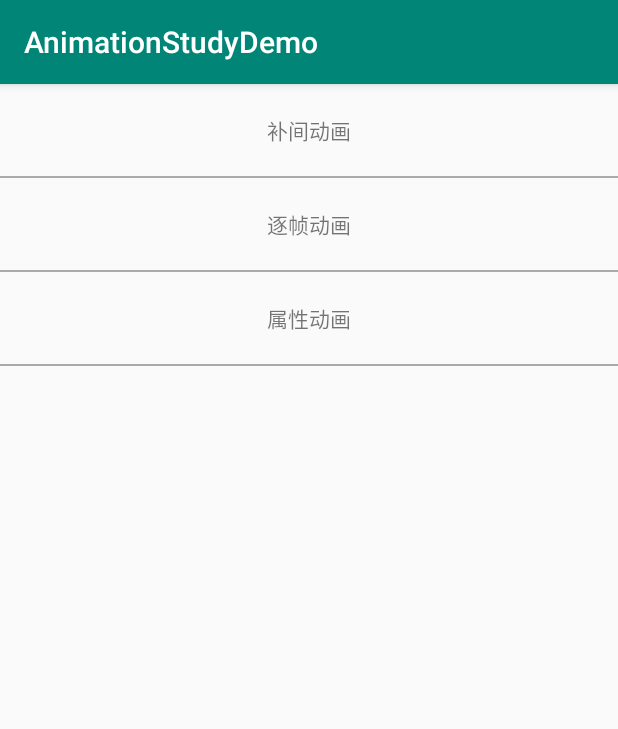
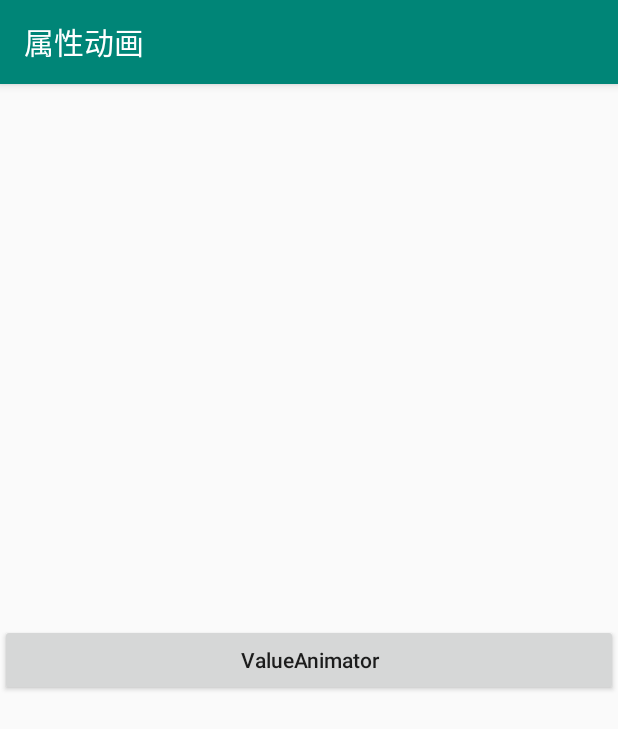
Before and after one commit to lsqmou/AnimationStudyDemo, an Android app: the screen it shows after launch (MainActivity before the commit, PropertyActivity after it), after a tap on "属性动画", on a phone screen of 412 x 824 dp. Shown: the top 729 px of the screen. Run offline under Robolectric (Android 15) with nearby library versions, the phone set to English and light mode, and no system bars.

```diff
--- a/app/src/main/java/com/lmoumou/animationstudydemo/MainActivity.kt
+++ b/app/src/main/java/com/lmoumou/animationstudydemo/MainActivity.kt
@@ -8,6 +8,7 @@ import androidx.appcompat.app.AppCompatActivity
 import androidx.recyclerview.widget.LinearLayoutManager
 import androidx.recyclerview.widget.RecyclerView
 import com.lmoumou.frame.FrameAnimationActivity
+import com.lmoumou.property.PropertyActivity
 import com.lmoumou.tween.TweenAnimationActivity
 import kotlinx.android.synthetic.main.activity_main.*
 import kotlinx.android.synthetic.main.item_main.view.*
@@ -53,7 +54,7 @@ class MainActivity : AppCompatActivity() {
                         FrameAnimationActivity.startThis(this@MainActivity)
                     }
                     2 -> {
-
+                        PropertyActivity.startThis(this@MainActivity)
                     }
                 }
             }
--- /dev/null
+++ b/app/src/main/java/com/lmoumou/property/PropertyActivity.kt
@@ -0,0 +1,31 @@
+package com.lmoumou.property
+
+import android.content.Context
+import android.content.Intent
+import android.os.Bundle
+import androidx.appcompat.app.AppCompatActivity
+import com.lmoumou.animationstudydemo.R
+import kotlinx.android.synthetic.main.activity_proper.*
+
+/**
+ * 作者：Lmoumou
+ * 时间：2019/4/29 14:09
+ */
+class PropertyActivity : AppCompatActivity() {
+
+    companion object {
+        fun startThis(mContext: Context) {
+            val intent = Intent(mContext.applicationContext, PropertyActivity::class.java)
+            mContext.startActivity(intent)
+        }
+    }
+
+    override fun onCreate(savedInstanceState: Bundle?) {
+        super.onCreate(savedInstanceState)
+        setContentView(R.layout.activity_proper)
+
+        btValue.setOnClickListener {
+            ValueAnimatorActivity.startThis(this)
+        }
+    }
+}
--- /dev/null
+++ b/app/src/main/res/layout/activity_proper.xml
@@ -0,0 +1,15 @@
+<?xml version="1.0" encoding="utf-8"?>
+<LinearLayout xmlns:android="http://schemas.android.com/apk/res/android"
+              android:orientation="vertical"
+              android:gravity="center"
+              android:layout_width="match_parent"
+              android:layout_height="match_parent">
+
+    <Button
+            android:id="@+id/btValue"
+            android:text="ValueAnimator"
+            android:textAllCaps="false"
+            android:layout_width="match_parent"
+            android:layout_height="wrap_content"/>
+
+</LinearLayout>
```
Also changed, not shown: app/src/main/AndroidManifest.xml (+12 -3 lines), app/src/main/java/com/lmoumou/property/MyView.kt (added, +57 -0 lines), app/src/main/java/com/lmoumou/property/Point.kt (added, +8 -0 lines), app/src/main/java/com/lmoumou/property/PointEvaluator.kt (added, +15 -0 lines), app/src/main/java/com/lmoumou/property/ValueAnimatorActivity.kt (added, +119 -0 lines), app/src/main/res/animator/animator_float.xml (added, +16 -0 lines), app/src/main/res/animator/animator_int.xml (added, +17 -0 lines), app/src/main/res/layout/activity_value_animator.xml (added, +47 -0 lines).
